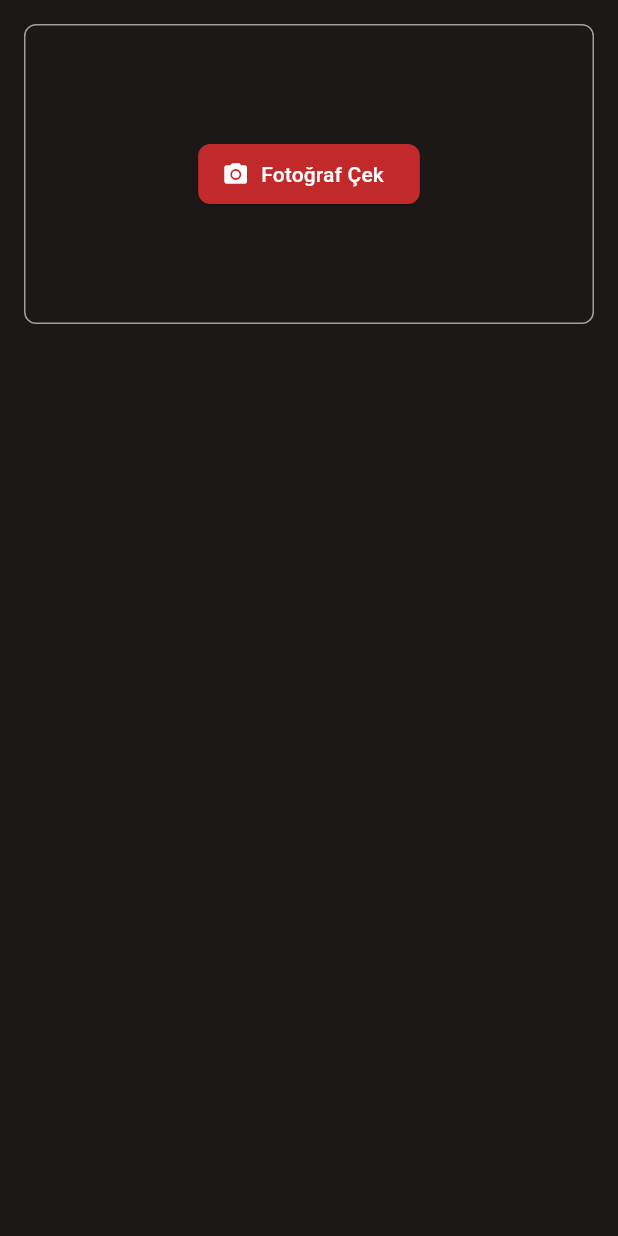
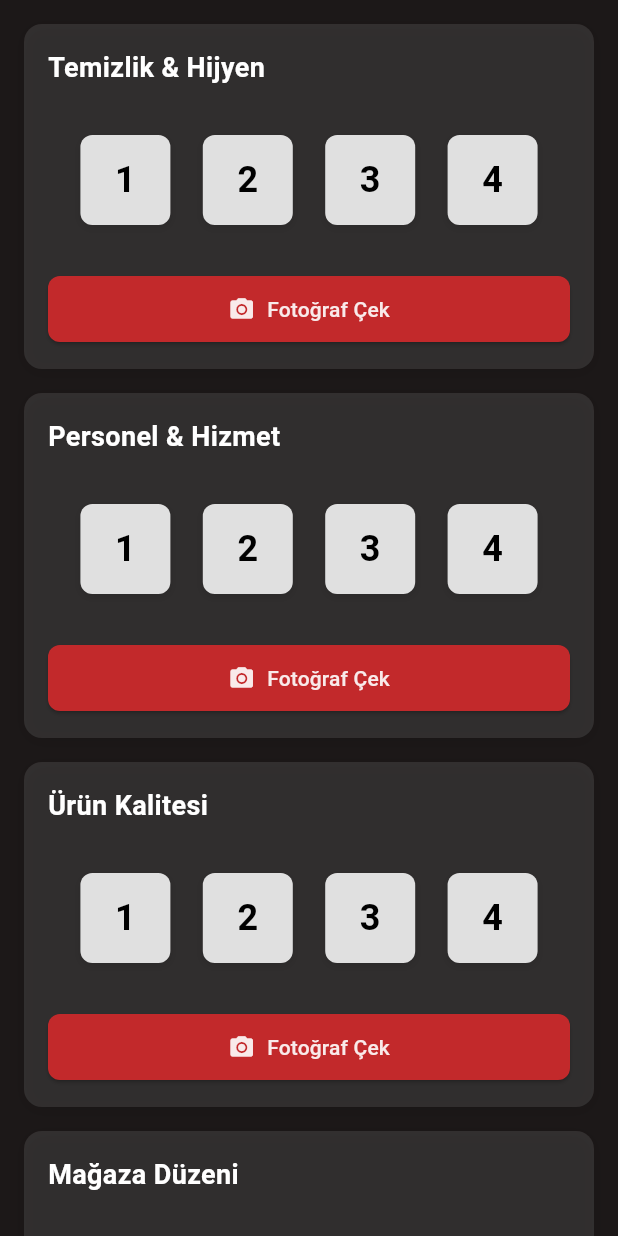
Before and after one commit to EnesAgir-7/Haus_des_Doners_Control_App, a Flutter app: the ControlPage screen opened directly, on a phone screen of 412 x 824 dp. Run offline on Flutter 3.47's test engine with Material 3 defaults, Android fonts, the phone set to English and light mode, and no system bars; our stand-ins replace camera, firebase_core, image_picker; accounts and stored records are empty.

Commit message:
Add photo capture functionality and question rating system in ControlPage

```diff
--- a/haus_des_control/lib/core/theme/app_colors.dart
+++ b/haus_des_control/lib/core/theme/app_colors.dart
@@ -16,6 +16,7 @@ class AppColors {
   /// Utility methods for color opacity variations
   static Color redWithOpacity(double opacity) => primaryRed.withOpacity(opacity);
   static Color darkWithOpacity(double opacity) => primaryDark.withOpacity(opacity);
+  static Color whiteWithOpacity(double opacity) => white.withOpacity(opacity);
 
   /// Light theme color scheme
   static final ColorScheme lightColorScheme = ColorScheme(
--- a/haus_des_control/lib/screens/user/control_page.dart
+++ b/haus_des_control/lib/screens/user/control_page.dart
@@ -1,7 +1,7 @@
 import 'package:flutter/material.dart';
-import 'package:provider/provider.dart';
-import '../../../providers/report_photo_provider.dart';
-import '../../../widgets/camera_widget.dart';
+import 'package:haus_des_control/core/theme/app_colors.dart';
+import 'dart:io';
+import 'package:image_picker/image_picker.dart';
 
 class ControlPage extends StatefulWidget {
   const ControlPage({super.key});
@@ -11,63 +11,172 @@ class ControlPage extends StatefulWidget {
 }
 
 class _ControlPageState extends State<ControlPage> {
-  void _openCamera() {
-    Navigator.push(
-      context,
-      MaterialPageRoute(
-        builder: (context) => const CameraWidget(),
-      ),
+  // List of questions for store evaluation with photos
+  final List<Map<String, dynamic>> questions = [
+    {'question': 'Temizlik & Hijyen', 'rating': null, 'photos': <File>[]},      // Cleanliness & Hygiene
+    {'question': 'Personel & Hizmet', 'rating': null, 'photos': <File>[]},      // Personnel & Service
+    {'question': 'Ürün Kalitesi', 'rating': null, 'photos': <File>[]},          // Product Quality
+    {'question': 'Mağaza Düzeni', 'rating': null, 'photos': <File>[]},          // Store Organization
+  ];
+
+  final ImagePicker _picker = ImagePicker();
+
+  // Function to handle taking photos for a specific question
+  Future<void> _takePhoto(Map<String, dynamic> question) async {
+    try {
+      final XFile? photo = await _picker.pickImage(
+        source: ImageSource.camera,
+        preferredCameraDevice: CameraDevice.rear,
       );
+
+      if (photo != null) {
+        setState(() {
+          List<File> photos = question['photos'] as List<File>;
+          photos.add(File(photo.path));
+        });
+      }
+    } catch (e) {
+      debugPrint('Error taking photo: $e');
+    }
   }
 
   @override
   Widget build(BuildContext context) {
     return Scaffold(
-      body: Container(
-        padding: const EdgeInsets.all(16.0),
+      body: SingleChildScrollView(
+        padding: const EdgeInsets.all(16),
         child: Column(
+          crossAxisAlignment: CrossAxisAlignment.stretch,
           children: [
-            Container(
-              height: 200,
-              decoration: BoxDecoration(
-                border: Border.all(color: Colors.grey),
-                borderRadius: BorderRadius.circular(8),
+            // Questions and Ratings
+            ...questions.map((question) => _buildQuestionCard(question)),
+          ],
         ),
-              child: Consumer<ReportPhotoProvider>(
-                builder: (context, photoProvider, child) {
-                  final photos = photoProvider.photos;
-                  if (photos.isEmpty) {
-                    return Center(
-                      child: ElevatedButton.icon(
-                        onPressed: _openCamera,
-                        icon: const Icon(Icons.camera_alt),
-                        label: const Text('Fotoğraf Çek'),
       ),
     );
   }
 
-                  return GridView.builder(
-                    padding: const EdgeInsets.all(8),
-                    gridDelegate: const SliverGridDelegateWithFixedCrossAxisCount(
-                      crossAxisCount: 3,
-                      crossAxisSpacing: 8,
-                      mainAxisSpacing: 8,
+
+  // Builds a single question card with rating options and photo section
+  Widget _buildQuestionCard(Map<String, dynamic> question) {
+    List<File> photos = question['photos'] as List<File>;
+
+    return Container(
+      margin: const EdgeInsets.only(bottom: 16),
+      decoration: BoxDecoration(
+        color: AppColors.whiteWithOpacity(0.1),
+        borderRadius: BorderRadius.circular(12),
+        boxShadow: [
+          BoxShadow(
+            color: Colors.black.withOpacity(0.1),
+            blurRadius: 8,
+            offset: const Offset(0, 2),
           ),
-                    itemCount: photos.length + 1, // +1 for camera button
-                    itemBuilder: (context, index) {
-                      if (index == photos.length) {
+        ],
+      ),
+      child: Column(
+        children: [
+          // Question header
+          Container(
+            padding: const EdgeInsets.all(16),
+            decoration: BoxDecoration(
+              borderRadius: const BorderRadius.vertical(top: Radius.circular(12)),
+            ),
+            child: Row(
+              children: [
+                Text(
+                  question['question'],
+                  style: const TextStyle(
+                    fontSize: 18,
+                    fontWeight: FontWeight.bold,
+                  ),
+                ),
+              ],
+            ),
+          ),
+          // Rating options
+          Container(
+            padding: const EdgeInsets.all(16),
+            child: Row(
+              mainAxisAlignment: MainAxisAlignment.spaceEvenly,
+              children: List.generate(4, (index) {
+                final rating = index + 1;
                 return InkWell(
-                          onTap: _openCamera,
+                  onTap: () {
+                    setState(() {
+                      question['rating'] = rating;
+                    });
+                  },
                   child: Container(
+                    width: 60,
+                    height: 60,
                     decoration: BoxDecoration(
-                              border: Border.all(color: Colors.grey),
+                      color: question['rating'] == rating
+                          ? AppColors.primaryRed
+                          : Colors.grey[300],
+                      borderRadius: BorderRadius.circular(8),
+                      boxShadow: [
+                        BoxShadow(
+                          color: Colors.black.withOpacity(0.1),
+                          blurRadius: 4,
+                          offset: const Offset(0, 2),
+                        ),
+                      ],
+                    ),
+                    child: Center(
+                      child: Text(
+                        rating.toString(),
+                        style: TextStyle(
+                          color: question['rating'] == rating
+                              ? AppColors.whiteWithOpacity(0.9)
+                              : Colors.black,
+                          fontSize: 24,
+                          fontWeight: FontWeight.bold,
+                        ),
+                      ),
+                    ),
+                  ),
+                );
+              }),
+            ),
+          ),
+          // Photo section
+          Container(
+            padding: const EdgeInsets.all(16),
+            decoration: BoxDecoration(
+              borderRadius: const BorderRadius.vertical(bottom: Radius.circular(12)),
+            ),
+            child: Column(
+              crossAxisAlignment: CrossAxisAlignment.stretch,
+              children: [
+                // Photo capture button
+                ElevatedButton.icon(
+                  onPressed: () => _takePhoto(question),
+                  icon: const Icon(Icons.camera_alt),
+                  label: const Text('Fotoğraf Çek'),
+                  style: ElevatedButton.styleFrom(
+                    padding: const EdgeInsets.symmetric(vertical: 12),
+                    backgroundColor: AppColors.primaryRed,
+                    foregroundColor: AppColors.whiteWithOpacity(0.9),
+                  ),
+                ),
+                if (photos.isNotEmpty) ...[
+                  const SizedBox(height: 12),
+                  // Photo grid
+                  Container(
+                    height: 120,
+                    decoration: BoxDecoration(
                       borderRadius: BorderRadius.circular(8),
                     ),
-                            child: const Icon(Icons.camera_alt),
+                    child: GridView.builder(
+                      scrollDirection: Axis.horizontal,
+                      gridDelegate: const SliverGridDelegateWithFixedCrossAxisCount(
+                        crossAxisCount: 1,
+                        mainAxisSpacing: 8,
+                        childAspectRatio: 1,
                       ),
-                        );
-                      }
-
+                      itemCount: photos.length,
+                      itemBuilder: (context, index) {
                         return Stack(
                           children: [
                             Container(
@@ -83,17 +192,21 @@ class _ControlPageState extends State<ControlPage> {
                               top: 4,
                               right: 4,
                               child: InkWell(
-                              onTap: () => photoProvider.removePhoto(index),
+                                onTap: () {
+                                  setState(() {
+                                    photos.removeAt(index);
+                                  });
+                                },
                                 child: Container(
                                   padding: const EdgeInsets.all(2),
-                                decoration: const BoxDecoration(
-                                  color: Colors.white,
+                                  decoration: BoxDecoration(
+                                    color: AppColors.whiteWithOpacity(0.9),
                                     shape: BoxShape.circle,
                                   ),
                                   child: const Icon(
                                     Icons.close,
                                     size: 16,
-                                  color: Colors.red,
+                                    color: AppColors.primaryRed,
                                   ),
                                 ),
                               ),
@@ -101,13 +214,14 @@ class _ControlPageState extends State<ControlPage> {
                           ],
                         );
                       },
-                  );
-                },
+                    ),
+                  ),
+                ],
+              ],
             ),
           ),
         ],
       ),
-      ),
     );
   }
 }
```
Also changed, not shown: haus_des_control/lib/screens/user/create_report_page.dart (deleted, +0 -113 lines). Lines whose indentation alone changed are shown as unchanged.
